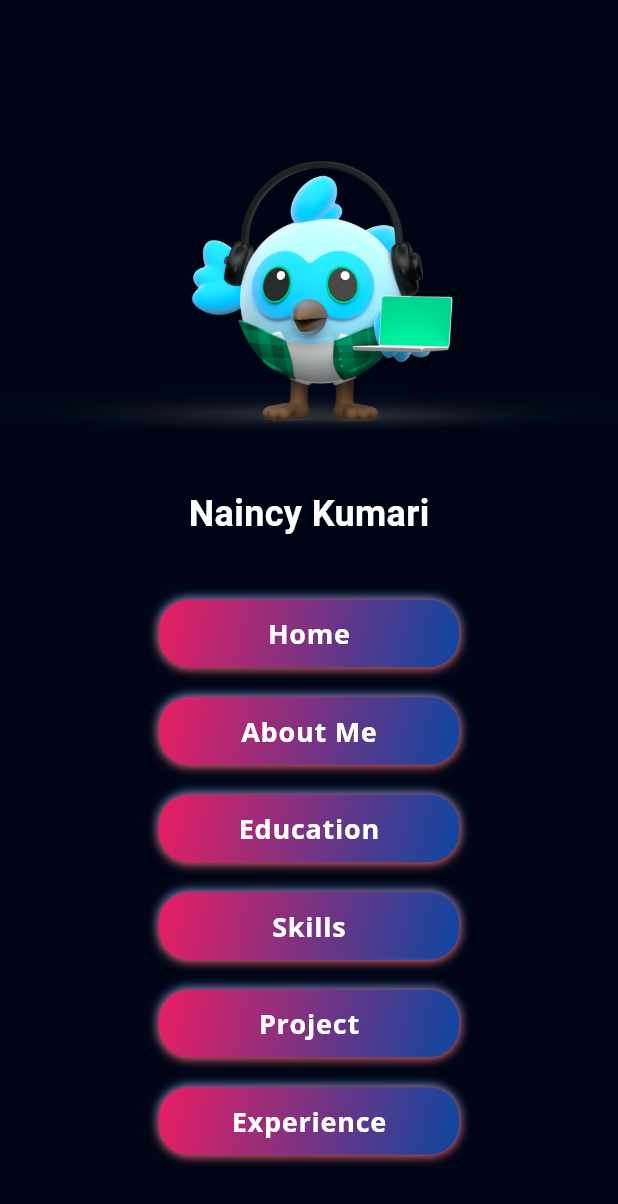
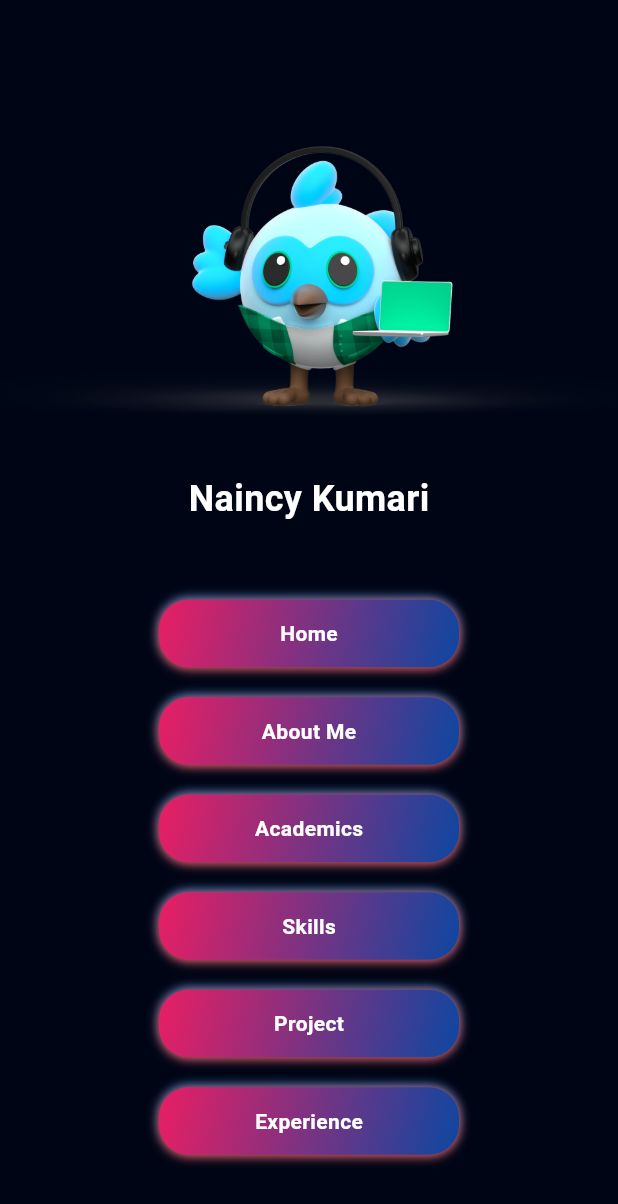
Before and after one commit to Naincy04/My-Portfolio-App, a Flutter app: the ColumnNavigationBar widget shown alone on an empty page, opened directly, on a phone screen of 412 x 824 dp. Shown: the top 1204 px of the screen. Run offline on Flutter 3.47's test engine with Material 3 defaults, Android fonts, the phone set to English and light mode, and no system bars; our stand-ins replace flutter_svg, font_awesome_flutter, get, google_fonts, photo_view; missing offline and left inert: mailer.

```diff
--- a/lib/view/main/components/drawer/column_nav_bar.dart
+++ b/lib/view/main/components/drawer/column_nav_bar.dart
@@ -4,7 +4,8 @@ import 'package:flutter_portfolio/view%20model/controller.dart';
 import 'package:flutter_portfolio/view/main/components/navigation_button.dart';
 
 class ColumnNavigationBar extends StatelessWidget {
-  const ColumnNavigationBar({super.key});
+  const ColumnNavigationBar();
+
   @override
   Widget build(BuildContext context) {
     return TweenAnimationBuilder(
@@ -18,7 +19,7 @@ class ColumnNavigationBar extends StatelessWidget {
             crossAxisAlignment: CrossAxisAlignment.center,
             children: [
               const SizedBox(height: defaultPadding),
-              Image(image: Image.asset('assets/images/image.png').image),
+              Image(image: AssetImage('assets/images/image.png')),
               const SizedBox(height: defaultPadding),
               const Text(
                 "Naincy Kumari",
@@ -29,18 +30,37 @@ class ColumnNavigationBar extends StatelessWidget {
                 ),
               ),
               const SizedBox(height: defaultPadding * 2),
-              Container(
+              buildNavigationButton(context, 'Home', 0),
+              buildNavigationButton(context, 'About Me', 1),
+              buildNavigationButton(context, 'Academics', 2),
+              buildNavigationButton(context, 'Skills', 3),
+              buildNavigationButton(context, 'Project', 4),
+              buildNavigationButton(context, 'Experience', 5),
+            ],
+          ),
+        );
+      },
+    );
+  }
+
+  Widget buildNavigationButton(BuildContext context, String text, int index) {
+    return GestureDetector(
+      onTap: () {
+        controller.animateToPage(index,
+            duration: const Duration(milliseconds: 500), curve: Curves.easeIn);
+        Navigator.of(context).pop(); // Close the drawer
+      },
+      child: Padding(
+        padding: const EdgeInsets.symmetric(vertical: defaultPadding / 2),
+        child: Container(
           height: 45,
           width: 200,
           decoration: BoxDecoration(
             borderRadius: BorderRadius.circular(20),
             boxShadow: const [
               BoxShadow(
-                        color: Colors.blue,
-                        offset: Offset(0, -1),
-                        blurRadius: 5),
-                    BoxShadow(
-                        color: Colors.red, offset: Offset(0, 1), blurRadius: 5),
+                  color: Colors.blue, offset: Offset(0, -1), blurRadius: 5),
+              BoxShadow(color: Colors.red, offset: Offset(0, 1), blurRadius: 5),
             ],
             gradient: LinearGradient(
                 begin: Alignment.topLeft,
@@ -50,175 +70,17 @@ class ColumnNavigationBar extends StatelessWidget {
                   Colors.blue.shade900,
                 ]),
           ),
-                child: NavigationTextButton(
-                  onTap: () {
-                    controller.animateToPage(0,
-                        duration: const Duration(milliseconds: 500),
-                        curve: Curves.easeIn);
-                  },
-                  text: 'Home',
-                ),
-              ),
-              const SizedBox(height: defaultPadding),
-              Container(
-                height: 45,
-                width: 200,
-                decoration: BoxDecoration(
-                  borderRadius: BorderRadius.circular(20),
-                  boxShadow: const [
-                    BoxShadow(
-                        color: Colors.blue,
-                        offset: Offset(0, -1),
-                        blurRadius: 5),
-                    BoxShadow(
-                        color: Colors.red, offset: Offset(0, 1), blurRadius: 5),
-                  ],
-                  gradient: LinearGradient(
-                      begin: Alignment.topLeft,
-                      end: Alignment.bottomRight,
-                      colors: [
-                        Colors.pink,
-                        Colors.blue.shade900,
-                      ]),
-                ),
-                child: NavigationTextButton(
-                    onTap: () {
-                      controller.animateToPage(1,
-                          duration: const Duration(milliseconds: 500),
-                          curve: Curves.easeIn);
-                    },
-                    text: 'About Me'),
-              ),
-              const SizedBox(height: defaultPadding),
-              Container(
-                height: 45,
-                width: 200,
-                decoration: BoxDecoration(
-                  borderRadius: BorderRadius.circular(20),
-                  boxShadow: const [
-                    BoxShadow(
-                        color: Colors.blue,
-                        offset: Offset(0, -1),
-                        blurRadius: 5),
-                    BoxShadow(
-                        color: Colors.red, offset: Offset(0, 1), blurRadius: 5),
-                  ],
-                  gradient: LinearGradient(
-                      begin: Alignment.topLeft,
-                      end: Alignment.bottomRight,
-                      colors: [
-                        Colors.pink,
-                        Colors.blue.shade900,
-                      ]),
-                ),
-                child: NavigationTextButton(
-                    onTap: () {
-                      controller.animateToPage(2,
-                          duration: const Duration(milliseconds: 500),
-                          curve: Curves.easeIn);
-                    },
-                    text: 'Education'),
-              ),
-              const SizedBox(height: defaultPadding),
-              Center(
-                child: Container(
-                  height: 45,
-                  width: 200,
-                  decoration: BoxDecoration(
-                    borderRadius: BorderRadius.circular(20),
-                    boxShadow: const [
-                      BoxShadow(
-                          color: Colors.blue,
-                          offset: Offset(0, -1),
-                          blurRadius: 5),
-                      BoxShadow(
-                          color: Colors.red,
-                          offset: Offset(0, 1),
-                          blurRadius: 5),
-                    ],
-                    gradient: LinearGradient(
-                        begin: Alignment.topLeft,
-                        end: Alignment.bottomRight,
-                        colors: [
-                          Colors.pink,
-                          Colors.blue.shade900,
-                        ]),
-                  ),
-                  child: NavigationTextButton(
-                    onTap: () {
-                      controller.animateToPage(3,
-                          duration: const Duration(milliseconds: 500),
-                          curve: Curves.easeIn);
-                    },
-                    text: 'Skills',
+          child: Center(
+            child: Text(
+              text,
+              style: TextStyle(
+                color: Colors.white,
+                fontWeight: FontWeight.bold,
               ),
             ),
           ),
-              const SizedBox(height: defaultPadding),
-              Container(
-                height: 45,
-                width: 200,
-                decoration: BoxDecoration(
-                  borderRadius: BorderRadius.circular(20),
-                  boxShadow: const [
-                    BoxShadow(
-                        color: Colors.blue,
-                        offset: Offset(0, -1),
-                        blurRadius: 5),
-                    BoxShadow(
-                        color: Colors.red, offset: Offset(0, 1), blurRadius: 5),
-                  ],
-                  gradient: LinearGradient(
-                      begin: Alignment.topLeft,
-                      end: Alignment.bottomRight,
-                      colors: [
-                        Colors.pink,
-                        Colors.blue.shade900,
-                      ]),
-                ),
-                child: NavigationTextButton(
-                    onTap: () {
-                      controller.animateToPage(4,
-                          duration: const Duration(milliseconds: 500),
-                          curve: Curves.easeIn);
-                    },
-                    text: 'Project'),
-              ),
-              const SizedBox(height: defaultPadding),
-              Container(
-                height: 45,
-                width: 200,
-                decoration: BoxDecoration(
-                  borderRadius: BorderRadius.circular(20),
-                  boxShadow: const [
-                    BoxShadow(
-                        color: Colors.blue,
-                        offset: Offset(0, -1),
-                        blurRadius: 5),
-                    BoxShadow(
-                        color: Colors.red, offset: Offset(0, 1), blurRadius: 5),
-                  ],
-                  gradient: LinearGradient(
-                      begin: Alignment.topLeft,
-                      end: Alignment.bottomRight,
-                      colors: [
-                        Colors.pink,
-                        Colors.blue.shade900,
-                      ]),
-                ),
-                child: NavigationTextButton(
-                  onTap: () {
-                    controller.animateToPage(5,
-                        duration: const Duration(milliseconds: 500),
-                        curve: Curves.easeIn);
-                  },
-                  text: 'Experience',
         ),
       ),
-            ],
-          ),
-        );
-      },
     );
   }
 }
--- a/lib/view/main/components/navigation_button_list.dart
+++ b/lib/view/main/components/navigation_button_list.dart
@@ -36,7 +36,7 @@ class NavigationButtonList extends StatelessWidget {
                         duration: const Duration(milliseconds: 500),
                         curve: Curves.easeIn);
                   },
-                  text: 'Education'),
+                  text: 'Academics'),
               NavigationTextButton(
                 onTap: () {
                   controller.animateToPage(3,
```
Also changed, not shown: 3 other files. Lines whose indentation alone changed are shown as unchanged.
